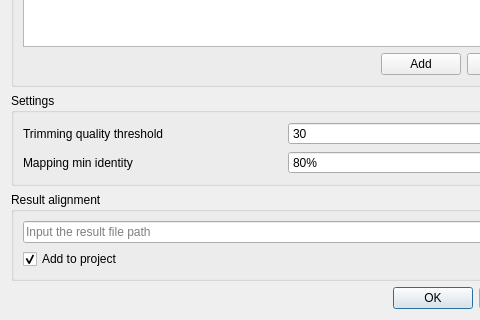
violethaze74/ugene, file src/plugins/external_tool_support/src/blast_plus/AlignToReferenceBlastDialog.ui: the form before one commit; both pictures show x 0 to 480 and y 277 to 597 of the 570 by 597 pixel window.
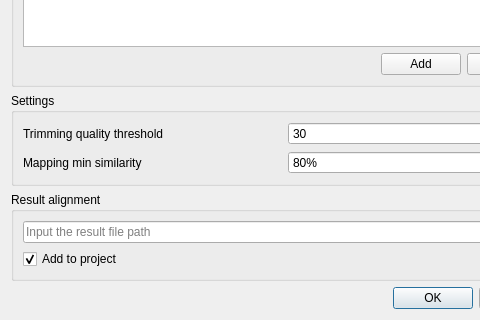
The form after the commit.

Diff of the .ui file:
```diff
--- a/src/plugins/external_tool_support/src/blast_plus/AlignToReferenceBlastDialog.ui
+++ b/src/plugins/external_tool_support/src/blast_plus/AlignToReferenceBlastDialog.ui
@@ -131,7 +131,7 @@
       <item row="1" column="0">
        <widget class="QLabel" name="label_4">
         <property name="text">
-         <string>Mapping min identity</string>
+         <string>Mapping min similarity</string>
         </property>
        </widget>
       </item>
```
